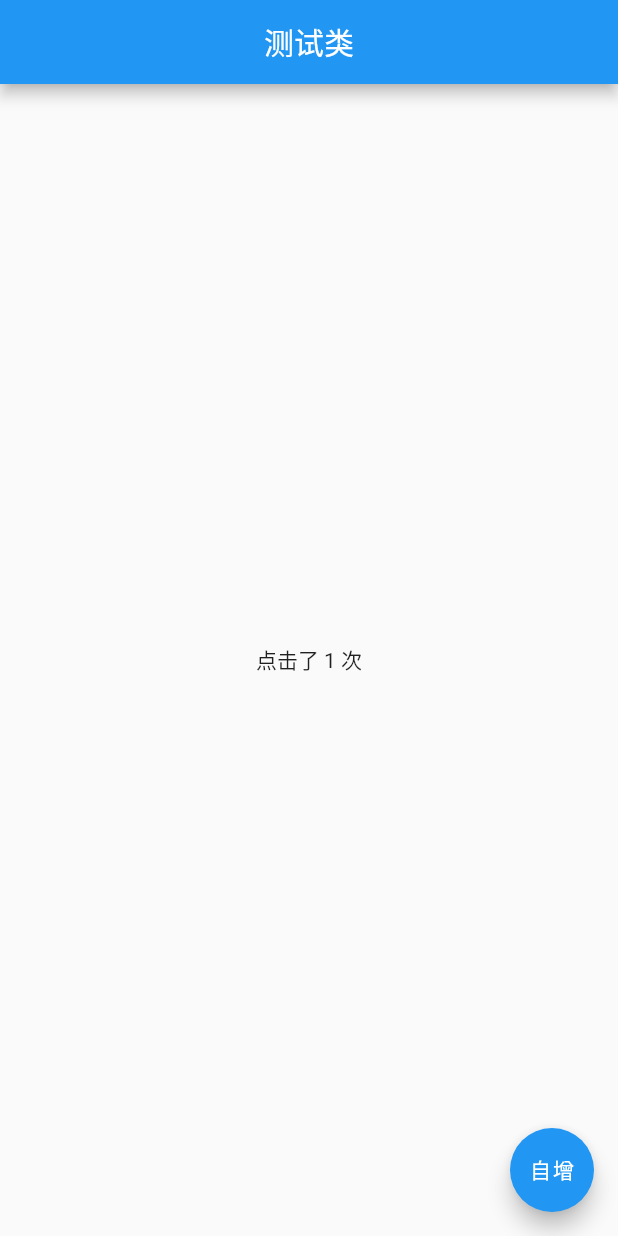
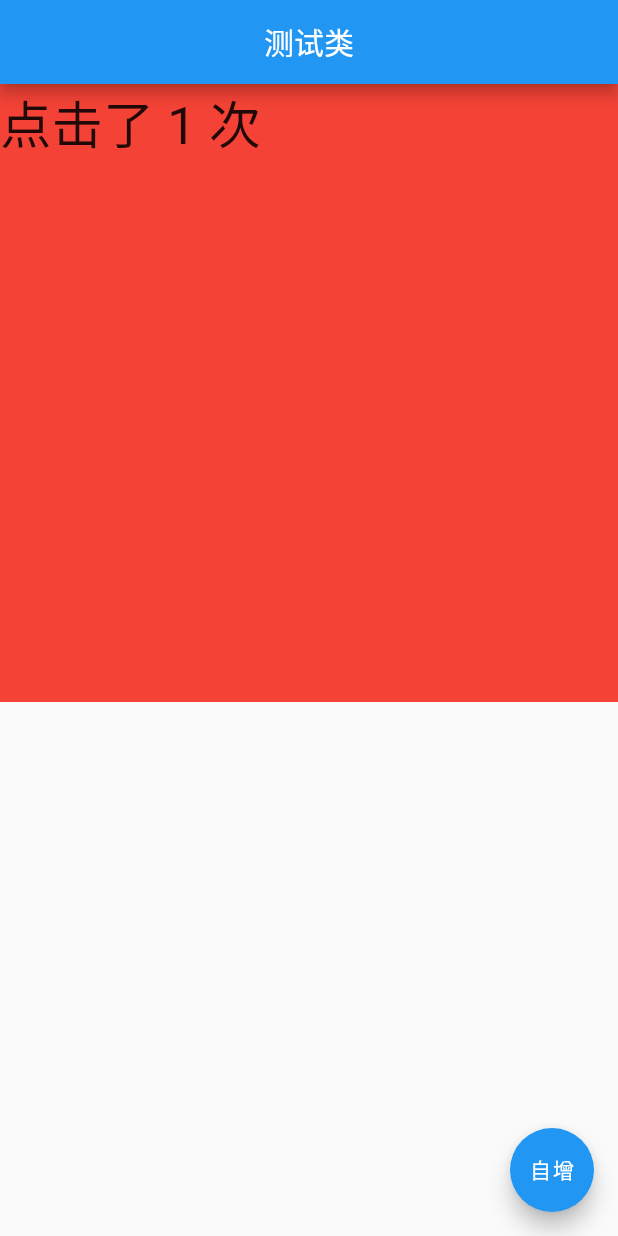
Before and after one commit to liulilei/flutter_wan_android, a Flutter app: the screen it shows after launch, after a tap on "自增", on a phone screen of 412 x 824 dp. Run offline on Flutter 3.47's test engine with Material 2 defaults, Android fonts, the phone set to English and light mode, and no system bars; our stand-ins replace dio, flutter_screenutil, flutter_smart_dialog, get.

Commit message:
屏幕适配

```diff
--- /dev/null
+++ b/lib/app/config/route_config.dart
@@ -0,0 +1,12 @@
+import 'package:get/get.dart';
+import 'package:test_flutter/module/home/view.dart';
+
+class RouteConfig {
+  ///主页面
+  static const String main = "/";
+
+  ///别名映射页面
+  static final List<GetPage> getPages = [
+    GetPage(name: main, page: () => const HomePage()),
+  ];
+}
--- /dev/null
+++ b/lib/app/helper/getx_route_observer.dart
@@ -0,0 +1,14 @@
+import 'package:flutter/material.dart';
+import 'package:get/get_navigation/src/router_report.dart';
+
+class GetXRouteObserver extends NavigatorObserver {
+  @override
+  void didPush(Route<dynamic> route, Route<dynamic>? previousRoute) {
+    RouterReportManager.reportCurrentRoute(route);
+  }
+
+  @override
+  void didPop(Route<dynamic> route, Route<dynamic>? previousRoute) async {
+    RouterReportManager.reportRouteDispose(route);
+  }
+}
--- a/lib/home_page/view.dart
+++ /dev/null
@@ -1,33 +0,0 @@
-import 'package:flutter/material.dart';
-import 'package:get/get.dart';
-
-import 'logic.dart';
-
-class HomePagePage extends StatelessWidget {
-  const HomePagePage({Key? key}) : super(key: key);
-
-  @override
-  Widget build(BuildContext context) {
-    final logic = Get.put(HomePageLogic());
-    final state = Get.find<HomePageLogic>().state;
-
-    return Scaffold(
-      appBar: AppBar(
-        title: const Center(
-          child: Text("测试类"),
-        ),
-      ),
-      body: Center(
-        child: Obx(() {
-          return Text("点击了 ${state.count} 次");
-        }),
-      ),
-      floatingActionButton: FloatingActionButton(
-        child: const Text("自增"),
-        onPressed: () {
-          logic.increase();
-        },
-      ),
-    );
-  }
-}
--- a/lib/main.dart
+++ b/lib/main.dart
@@ -1,11 +1,38 @@
 import 'dart:io';
+import 'dart:ui';
 
 import 'package:flutter/material.dart';
 import 'package:flutter/services.dart';
-import 'package:test_futter/home_page/view.dart';
+import 'package:flutter_screenutil/flutter_screenutil.dart';
+import 'package:flutter_smart_dialog/flutter_smart_dialog.dart';
+import 'package:get/get.dart';
+import 'package:test_flutter/widget/custom_loading_widget.dart';
+import 'package:test_flutter/widget/custom_toast_widget.dart';
 
-void main() {
-  runApp(const MyApp());
+import 'app/config/route_config.dart';
+import 'app/helper/getx_route_observer.dart';
+
+void main() async {
+  // 解决启动白屏问题 或 Flutter2.5+首屏页面复杂，导致的加载异常问题
+  // main()方法并不是在Flutter给physicalSize赋值后才运行的，
+  // 这就导致部分机型性能比较好，还没赋值屏幕大小就可能启动渲染界面了。
+  // 如果size为有数值，监听测量回调，在回调中runApp
+  if (window.physicalSize.isEmpty) {
+    metricsFinish() async {
+      if (!window.physicalSize.isEmpty) {
+        window.onMetricsChanged = null;
+        // Add this line
+        await ScreenUtil.ensureScreenSize();
+        runApp(const MyApp());
+      }
+    }
+
+    window.onMetricsChanged = metricsFinish;
+  } else {
+    // Add this line
+    await ScreenUtil.ensureScreenSize();
+    runApp(const MyApp());
+  }
   if (Platform.isAndroid) {
     //设置Android头部的导航栏透明
 
@@ -29,59 +56,27 @@ class MyApp extends StatelessWidget {
 
   @override
   Widget build(BuildContext context) {
-    return MaterialApp(
-      title: 'Flutter Demo',
+    return GetMaterialApp(
+      title: 'WanAndroid',
       theme: ThemeData(
         primarySwatch: Colors.blue,
       ),
-      home: const HomePagePage(),
+      initialRoute: RouteConfig.main,
+      getPages: RouteConfig.getPages,
+      navigatorObservers: [FlutterSmartDialog.observer, GetXRouteObserver()],
+      builder: FlutterSmartDialog.init(
+        toastBuilder: (String msg) => CustomToastWidget(msg: msg),
+        loadingBuilder: (String msg) => CustomLoadingWidget(msg: msg),
+        builder: _builder,
+      ),
     );
   }
 }
 
-class MyHomePage extends StatefulWidget {
-  const MyHomePage({Key? key, required this.title}) : super(key: key);
-
-  final String title;
-
-  @override
-  State<MyHomePage> createState() => _MyHomePageState();
+Widget _builder(BuildContext context, Widget? child) {
+  return MediaQuery(
+    ///设置字体不随系统字体变化
+    data: MediaQuery.of(context).copyWith(textScaleFactor: 1.0),
+    child: child!!,
+  );
 }
-
-class _MyHomePageState extends State<MyHomePage> {
-  int _counter = 0;
-
-  void _incrementCounter() {
-    setState(() {
-      _counter++;
-    });
-  }
-
-  @override
-  Widget build(BuildContext context) {
-    return Scaffold(
-      appBar: AppBar(
-        title: Text(widget.title),
-      ),
-      body: Center(
-        child: Column(
-          mainAxisAlignment: MainAxisAlignment.center,
-          children: <Widget>[
-            const Text(
-              'You have pushed the button this many times:',
-            ),
-            Text(
-              '$_counter',
-              style: Theme.of(context).textTheme.headline4,
-            ),
-          ],
-        ),
-      ),
-      floatingActionButton: FloatingActionButton(
-        onPressed: _incrementCounter,
-        tooltip: 'Increment',
-        child: const Icon(Icons.add),
-      ), // This trailing comma makes auto-formatting nicer for build methods.
-    );
-  }
-}
--- a/lib/home_page/logic.dart
+++ b/lib/module/home/logic.dart
@@ -2,8 +2,8 @@ import 'package:get/get.dart';
 
 import 'state.dart';
 
-class HomePageLogic extends GetxController {
-  final state = HomePageState();
+class HomeLogic extends GetxController {
+  final state = HomeState();
 
   void increase() => state.count++;
 }
--- a/lib/home_page/state.dart
+++ b/lib/module/home/state.dart
@@ -1,9 +1,9 @@
 import 'package:get/state_manager.dart';
 
-class HomePageState {
+class HomeState {
   late RxInt count;
 
-  HomePageState() {
+  HomeState() {
     count = 0.obs;
   }
 }
--- /dev/null
+++ b/lib/module/home/view.dart
@@ -0,0 +1,41 @@
+import 'package:flutter/material.dart';
+import 'package:flutter_screenutil/flutter_screenutil.dart';
+import 'package:get/get.dart';
+
+import 'logic.dart';
+
+class HomePage extends StatelessWidget {
+  const HomePage({Key? key}) : super(key: key);
+
+  @override
+  Widget build(BuildContext context) {
+    final logic = Get.put(HomeLogic());
+    final state = Get.find<HomeLogic>().state;
+
+    //第一个界面初始化屏幕适配，设置尺寸（填写设计中设备的屏幕尺寸）如果设计基于360dp * 690dp的屏幕
+    ScreenUtil.init(context, designSize: const Size(360, 690));
+    return Scaffold(
+      appBar: AppBar(
+        title: const Center(
+          child: Text("测试类"),
+        ),
+      ),
+      body: Obx(() {
+        return Container(
+            width: 360.w,
+            height: 360.r,
+            color: Colors.red,
+            child: Text(
+              "点击了 ${state.count} 次",
+              style: TextStyle(fontSize: 30.sp),
+            ));
+      }),
+      floatingActionButton: FloatingActionButton(
+        child: const Text("自增"),
+        onPressed: () {
+          logic.increase();
+        },
+      ),
+    );
+  }
+}
--- a/pubspec.yaml
+++ b/pubspec.yaml
@@ -1,4 +1,4 @@
-name: test_futter
+name: test_flutter
 description: A new Flutter project.
 
 publish_to: 'none' # Remove this line if you wish to publish to pub.dev
@@ -15,16 +15,14 @@ dependencies:
   cupertino_icons: ^1.0.2
   get: ^4.6.5
   dio: ^4.0.6
-  json_annotation: ^4.5.0
   flutter_smart_dialog: ^4.5.3+2
+  flutter_screenutil: ^5.5.3+2
 
 dev_dependencies:
   flutter_test:
     sdk: flutter
 
   flutter_lints: ^2.0.0
-  json_serializable: ^6.2.0
-  build_runner: ^2.1.11
 
 flutter:
 
```
Also changed, not shown: lib/app/ui/keep_alive_page.dart (added, +25 -0 lines), lib/app/ui/show.dart (added, +23 -0 lines), lib/entity/base/base_response.dart (added, +19 -0 lines), lib/http/http.dart (+160 -0 lines), lib/widget/custom_loading_widget.dart (added, +32 -0 lines), lib/widget/custom_toast_widget.dart (added, +23 -0 lines), lib/generated/json/base/json_convert_content.dart (deleted), lib/generated/json/base/json_field.dart (deleted), lib/generated/json/test_info.g.dart (deleted), pubspec.lock, 2 other files.
